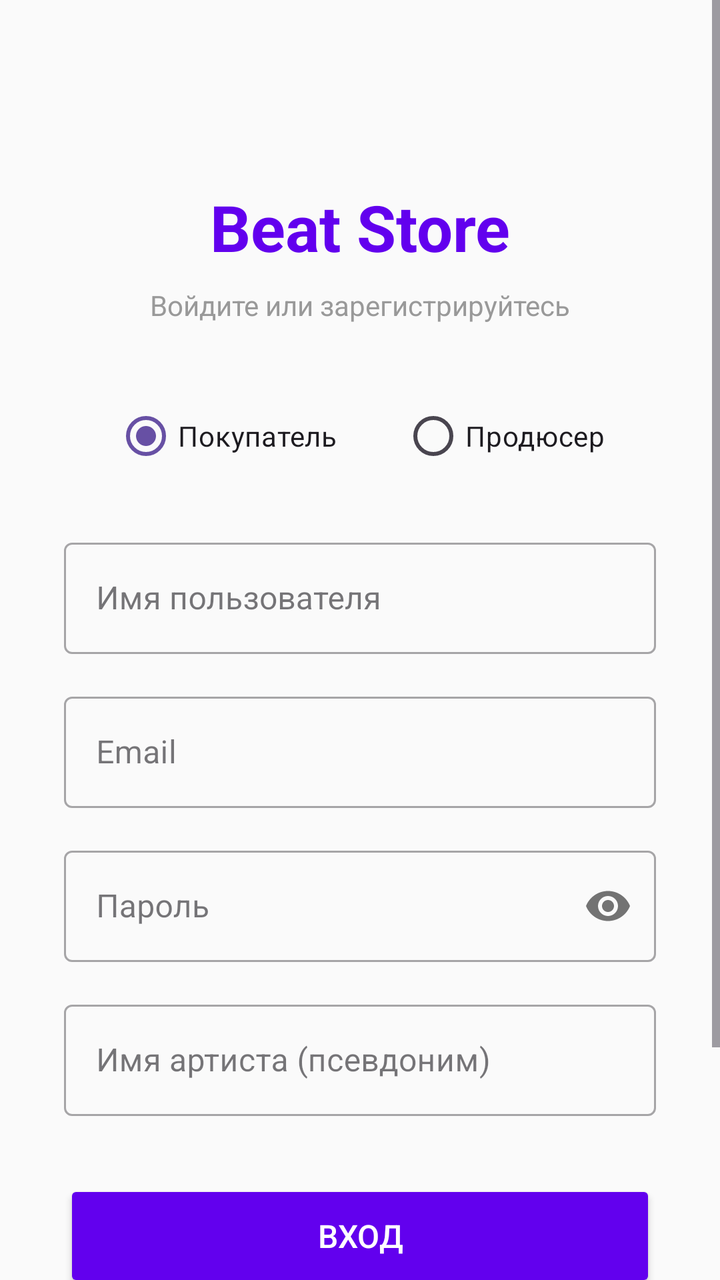
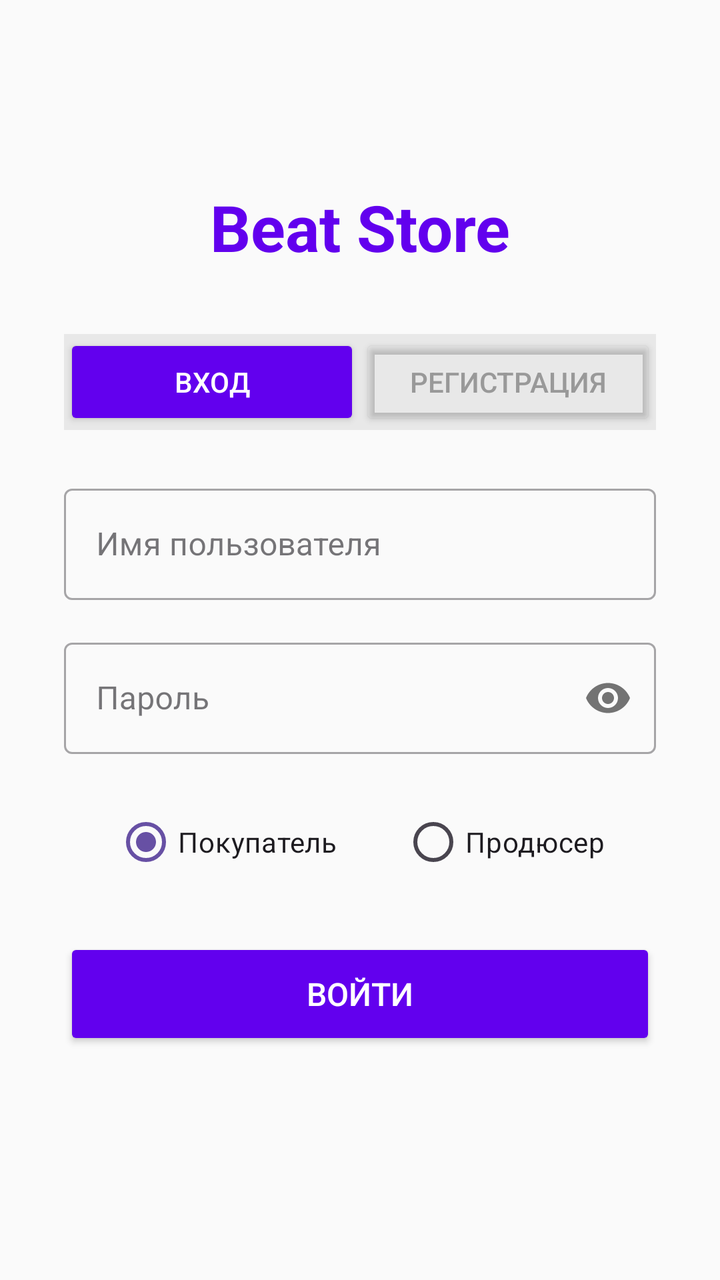

Before-and-after screenshots of an Android layout around one commit, followed by the original layout XML and the change that was made.
<!-- AndroidManifest.xml: activity theme Theme.Beatstore -->
<!-- res/layout/activity_login.xml -->
<?xml version="1.0" encoding="utf-8"?>
<ScrollView xmlns:android="http://schemas.android.com/apk/res/android"
    xmlns:app="http://schemas.android.com/apk/res-auto"
    android:layout_width="match_parent"
    android:layout_height="match_parent"
    android:fillViewport="true"
    android:background="#FAFAFA">

    <androidx.constraintlayout.widget.ConstraintLayout
        android:layout_width="match_parent"
        android:layout_height="wrap_content"
        android:padding="32dp">

        
        <TextView
            android:id="@+id/tvLoginTitle"
            android:layout_width="wrap_content"
            android:layout_height="wrap_content"
            android:text="Beat Store"
            android:textSize="32sp"
            android:textStyle="bold"
            android:textColor="#FF6200EE"
            app:layout_constraintEnd_toEndOf="parent"
            app:layout_constraintStart_toStartOf="parent"
            app:layout_constraintTop_toTopOf="parent"
            android:layout_marginTop="60dp" />

        <TextView
            android:id="@+id/tvLoginSubtitle"
            android:layout_width="wrap_content"
            android:layout_height="wrap_content"
            android:text="Войдите или зарегистрируйтесь"
            android:textSize="14sp"
            android:textColor="#999999"
            android:layout_marginTop="8dp"
            app:layout_constraintEnd_toEndOf="parent"
            app:layout_constraintStart_toStartOf="parent"
            app:layout_constraintTop_toBottomOf="@id/tvLoginTitle" />

        
        <RadioGroup
            android:id="@+id/rgRole"
            android:layout_width="0dp"
            android:layout_height="wrap_content"
            android:orientation="horizontal"
            android:layout_marginTop="32dp"
            android:gravity="center"
            app:layout_constraintEnd_toEndOf="parent"
            app:layout_constraintStart_toStartOf="parent"
            app:layout_constraintTop_toBottomOf="@id/tvLoginSubtitle">

            <RadioButton
                android:id="@+id/rbCustomer"
                android:layout_width="wrap_content"
                android:layout_height="wrap_content"
                android:text="Покупатель"
                android:checked="true"
                android:layout_marginEnd="32dp" />

            <RadioButton
                android:id="@+id/rbProducer"
                android:layout_width="wrap_content"
                android:layout_height="wrap_content"
                android:text="Продюсер" />
        </RadioGroup>

        
        <com.google.android.material.textfield.TextInputLayout
            android:id="@+id/tilUsername"
            android:layout_width="0dp"
            android:layout_height="wrap_content"
            android:layout_marginTop="24dp"
            android:hint="Имя пользователя"
            app:layout_constraintEnd_toEndOf="parent"
            app:layout_constraintStart_toStartOf="parent"
            app:layout_constraintTop_toBottomOf="@id/rgRole"
            style="@style/Widget.MaterialComponents.TextInputLayout.OutlinedBox">

            <com.google.android.material.textfield.TextInputEditText
                android:id="@+id/etUsername"
                android:layout_width="match_parent"
                android:layout_height="wrap_content"
                android:inputType="text"
                android:maxLines="1" />
        </com.google.android.material.textfield.TextInputLayout>

        <com.google.android.material.textfield.TextInputLayout
            android:id="@+id/tilEmail"
            android:layout_width="0dp"
            android:layout_height="wrap_content"
            android:layout_marginTop="16dp"
            android:hint="Email"
            app:layout_constraintEnd_toEndOf="parent"
            app:layout_constraintStart_toStartOf="parent"
            app:layout_constraintTop_toBottomOf="@id/tilUsername"
            style="@style/Widget.MaterialComponents.TextInputLayout.OutlinedBox">

            <com.google.android.material.textfield.TextInputEditText
                android:id="@+id/etEmail"
                android:layout_width="match_parent"
                android:layout_height="wrap_content"
                android:inputType="textEmailAddress"
                android:maxLines="1" />
        </com.google.android.material.textfield.TextInputLayout>

        <com.google.android.material.textfield.TextInputLayout
            android:id="@+id/tilPassword"
            android:layout_width="0dp"
            android:layout_height="wrap_content"
            android:layout_marginTop="16dp"
            android:hint="Пароль"
            app:passwordToggleEnabled="true"
            app:layout_constraintEnd_toEndOf="parent"
            app:layout_constraintStart_toStartOf="parent"
            app:layout_constraintTop_toBottomOf="@id/tilEmail"
            style="@style/Widget.MaterialComponents.TextInputLayout.OutlinedBox">

            <com.google.android.material.textfield.TextInputEditText
                android:id="@+id/etPassword"
                android:layout_width="match_parent"
                android:layout_height="wrap_content"
                android:inputType="textPassword"
                android:maxLines="1" />
        </com.google.android.material.textfield.TextInputLayout>

        
        <com.google.android.material.textfield.TextInputLayout
            android:id="@+id/tilArtistName"
            android:layout_width="0dp"
            android:layout_height="wrap_content"
            android:layout_marginTop="16dp"
            android:hint="Имя артиста (псевдоним)"
            android:visibility="visible"
            app:layout_constraintEnd_toEndOf="parent"
            app:layout_constraintStart_toStartOf="parent"
            app:layout_constraintTop_toBottomOf="@id/tilPassword"
            style="@style/Widget.MaterialComponents.TextInputLayout.OutlinedBox">

            <com.google.android.material.textfield.TextInputEditText
                android:id="@+id/etArtistName"
                android:layout_width="match_parent"
                android:layout_height="wrap_content"
                android:inputType="text"
                android:maxLines="1" />
        </com.google.android.material.textfield.TextInputLayout>

        
        <Button
            android:id="@+id/btnLogin"
            android:layout_width="0dp"
            android:layout_height="56dp"
            android:text="Вход"
            android:textSize="16sp"
            android:textColor="#FFFFFF"
            android:backgroundTint="#FF6200EE"
            android:layout_marginTop="32dp"
            app:cornerRadius="12dp"
            app:layout_constraintEnd_toEndOf="parent"
            app:layout_constraintStart_toStartOf="parent"
            app:layout_constraintTop_toBottomOf="@id/tilArtistName" />

        <Button
            android:id="@+id/btnRegister"
            android:layout_width="0dp"
            android:layout_height="56dp"
            android:text="Регистрация"
            android:textSize="16sp"
            android:textColor="#FF6200EE"
            android:backgroundTint="#FFFFFF"
            app:strokeColor="#FF6200EE"
            app:strokeWidth="2dp"
            app:cornerRadius="12dp"
            android:layout_marginTop="16dp"
            android:layout_marginBottom="32dp"
            app:layout_constraintEnd_toEndOf="parent"
            app:layout_constraintStart_toStartOf="parent"
            app:layout_constraintTop_toBottomOf="@id/btnLogin"
            app:layout_constraintBottom_toBottomOf="parent" />

    </androidx.constraintlayout.widget.ConstraintLayout>
</ScrollView>
<!-- resources referenced by this layout -->
<resources>
  <style name="Theme.Beatstore" parent="Base.Theme.Beatstore" />
  <style name="Base.Theme.Beatstore" parent="Theme.Material3.DayNight.NoActionBar">
          
          
      </style>
</resources>

<!-- the commit's change to res/layout/activity_login.xml (unified diff, before → after) -->
@@ -25,157 +25,234 @@
             app:layout_constraintTop_toTopOf="parent"
             android:layout_marginTop="60dp" />
 
-        <TextView
-            android:id="@+id/tvLoginSubtitle"
-            android:layout_width="wrap_content"
-            android:layout_height="wrap_content"
-            android:text="Войдите или зарегистрируйтесь"
-            android:textSize="14sp"
-            android:textColor="#999999"
-            android:layout_marginTop="8dp"
-            app:layout_constraintEnd_toEndOf="parent"
-            app:layout_constraintStart_toStartOf="parent"
-            app:layout_constraintTop_toBottomOf="@id/tvLoginTitle" />
-
-        
-        <RadioGroup
-            android:id="@+id/rgRole"
+        
+        <LinearLayout
+            android:id="@+id/layoutTabs"
+            android:layout_width="0dp"
+            android:layout_height="48dp"
+            android:layout_marginTop="32dp"
+            android:background="#E8E8E8"
+            app:cornerRadius="12dp"
+            app:layout_constraintEnd_toEndOf="parent"
+            app:layout_constraintStart_toStartOf="parent"
+            app:layout_constraintTop_toBottomOf="@id/tvLoginTitle">
+
+            <Button
+                android:id="@+id/btnTabLogin"
+                android:layout_width="0dp"
+                android:layout_height="match_parent"
+                android:layout_weight="1"
+                android:text="Вход"
+                android:textSize="14sp"
+                android:textColor="#FFFFFF"
+                android:backgroundTint="#FF6200EE"
+                app:cornerRadius="12dp" />
+
+            <Button
+                android:id="@+id/btnTabRegister"
+                android:layout_width="0dp"
+                android:layout_height="match_parent"
+                android:layout_weight="1"
+                android:text="Регистрация"
+                android:textSize="14sp"
+                android:textColor="#999999"
+                android:backgroundTint="@android:color/transparent" />
+        </LinearLayout>
+
+        
+        <LinearLayout
+            android:id="@+id/layoutLogin"
             android:layout_width="0dp"
             android:layout_height="wrap_content"
-            android:orientation="horizontal"
-            android:layout_marginTop="32dp"
-            android:gravity="center"
-            app:layout_constraintEnd_toEndOf="parent"
-            app:layout_constraintStart_toStartOf="parent"
-            app:layout_constraintTop_toBottomOf="@id/tvLoginSubtitle">
-
-            <RadioButton
-                android:id="@+id/rbCustomer"
-                android:layout_width="wrap_content"
-                android:layout_height="wrap_content"
-                android:text="Покупатель"
-                android:checked="true"
-                android:layout_marginEnd="32dp" />
-
-            <RadioButton
-                android:id="@+id/rbProducer"
-                android:layout_width="wrap_content"
-                android:layout_height="wrap_content"
-                android:text="Продюсер" />
-        </RadioGroup>
-
-        
-        <com.google.android.material.textfield.TextInputLayout
-            android:id="@+id/tilUsername"
+            android:orientation="vertical"
+            android:visibility="visible"
+            app:layout_constraintEnd_toEndOf="parent"
+            app:layout_constraintStart_toStartOf="parent"
+            app:layout_constraintTop_toBottomOf="@id/layoutTabs">
+
+            <com.google.android.material.textfield.TextInputLayout
+                android:id="@+id/tilLoginUsername"
+                android:layout_width="match_parent"
+                android:layout_height="wrap_content"
+                android:layout_marginTop="24dp"
+                android:hint="Имя пользователя"
+                style="@style/Widget.MaterialComponents.TextInputLayout.OutlinedBox">
+
+                <com.google.android.material.textfield.TextInputEditText
+                    android:id="@+id/etLoginUsername"
+                    android:layout_width="match_parent"
+                    android:layout_height="wrap_content"
+                    android:inputType="text"
+                    android:maxLines="1" />
+            </com.google.android.material.textfield.TextInputLayout>
+
+            <com.google.android.material.textfield.TextInputLayout
+                android:id="@+id/tilLoginPassword"
+                android:layout_width="match_parent"
+                android:layout_height="wrap_content"
+                android:layout_marginTop="16dp"
+                android:hint="Пароль"
+                app:passwordToggleEnabled="true"
+                style="@style/Widget.MaterialComponents.TextInputLayout.OutlinedBox">
+
+                <com.google.android.material.textfield.TextInputEditText
+                    android:id="@+id/etLoginPassword"
+                    android:layout_width="match_parent"
+                    android:layout_height="wrap_content"
+                    android:inputType="textPassword"
+                    android:maxLines="1" />
+            </com.google.android.material.textfield.TextInputLayout>
+
+            
+            <RadioGroup
+                android:id="@+id/rgRoleLogin"
+                android:layout_width="match_parent"
+                android:layout_height="wrap_content"
+                android:orientation="horizontal"
+                android:layout_marginTop="20dp"
+                android:gravity="center">
+
+                <RadioButton
+                    android:id="@+id/rbCustomerLogin"
+                    android:layout_width="wrap_content"
+                    android:layout_height="wrap_content"
+                    android:text="Покупатель"
+                    android:checked="true"
+                    android:layout_marginEnd="32dp" />
+
+                <RadioButton
+                    android:id="@+id/rbProducerLogin"
+                    android:layout_width="wrap_content"
+                    android:layout_height="wrap_content"
+                    android:text="Продюсер" />
+            </RadioGroup>
+
+            <Button
+                android:id="@+id/btnLogin"
+                android:layout_width="match_parent"
+                android:layout_height="56dp"
+                android:text="Войти"
+                android:textSize="16sp"
+                android:textColor="#FFFFFF"
+                android:backgroundTint="#FF6200EE"
+                android:layout_marginTop="24dp"
+                app:cornerRadius="12dp" />
+        </LinearLayout>
+
+        
+        <LinearLayout
+            android:id="@+id/layoutRegister"
             android:layout_width="0dp"
             android:layout_height="wrap_content"
-            android:layout_marginTop="24dp"
-            android:hint="Имя пользователя"
-            app:layout_constraintEnd_toEndOf="parent"
-            app:layout_constraintStart_toStartOf="parent"
-            app:layout_constraintTop_toBottomOf="@id/rgRole"
-            style="@style/Widget.MaterialComponents.TextInputLayout.OutlinedBox">
-
-            <com.google.android.material.textfield.TextInputEditText
-                android:id="@+id/etUsername"
-                android:layout_width="match_parent"
-                android:layout_height="wrap_content"
-                android:inputType="text"
-                android:maxLines="1" />
-        </com.google.android.material.textfield.TextInputLayout>
-
-        <com.google.android.material.textfield.TextInputLayout
-            android:id="@+id/tilEmail"
-            android:layout_width="0dp"
-            android:layout_height="wrap_content"
-            android:layout_marginTop="16dp"
-            android:hint="Email"
-            app:layout_constraintEnd_toEndOf="parent"
-            app:layout_constraintStart_toStartOf="parent"
-            app:layout_constraintTop_toBottomOf="@id/tilUsername"
-            style="@style/Widget.MaterialComponents.TextInputLayout.OutlinedBox">
-
-            <com.google.android.material.textfield.TextInputEditText
-                android:id="@+id/etEmail"
-                android:layout_width="match_parent"
-                android:layout_height="wrap_content"
-                android:inputType="textEmailAddress"
-                android:maxLines="1" />
-        </com.google.android.material.textfield.TextInputLayout>
-
-        <com.google.android.material.textfield.TextInputLayout
-            android:id="@+id/tilPassword"
-            android:layout_width="0dp"
-            android:layout_height="wrap_content"
-            android:layout_marginTop="16dp"
-            android:hint="Пароль"
-            app:passwordToggleEnabled="true"
-            app:layout_constraintEnd_toEndOf="parent"
-            app:layout_constraintStart_toStartOf="parent"
-            app:layout_constraintTop_toBottomOf="@id/tilEmail"
-            style="@style/Widget.MaterialComponents.TextInputLayout.OutlinedBox">
-
-            <com.google.android.material.textfield.TextInputEditText
-                android:id="@+id/etPassword"
-                android:layout_width="match_parent"
-                android:layout_height="wrap_content"
-                android:inputType="textPassword"
-                android:maxLines="1" />
-        </com.google.android.material.textfield.TextInputLayout>
-
-        
-        <com.google.android.material.textfield.TextInputLayout
-            android:id="@+id/tilArtistName"
-            android:layout_width="0dp"
-            android:layout_height="wrap_content"
-            android:layout_marginTop="16dp"
-            android:hint="Имя артиста (псевдоним)"
-            android:visibility="visible"
-            app:layout_constraintEnd_toEndOf="parent"
-            app:layout_constraintStart_toStartOf="parent"
-            app:layout_constraintTop_toBottomOf="@id/tilPassword"
-            style="@style/Widget.MaterialComponents.TextInputLayout.OutlinedBox">
-
-            <com.google.android.material.textfield.TextInputEditText
-                android:id="@+id/etArtistName"
-                android:layout_width="match_parent"
-                android:layout_height="wrap_content"
-                android:inputType="text"
-                android:maxLines="1" />
-        </com.google.android.material.textfield.TextInputLayout>
-
-        
-        <Button
-            android:id="@+id/btnLogin"
-            android:layout_width="0dp"
-            android:layout_height="56dp"
-            android:text="Вход"
-            android:textSize="16sp"
-            android:textColor="#FFFFFF"
-            android:backgroundTint="#FF6200EE"
-            android:layout_marginTop="32dp"
-            app:cornerRadius="12dp"
-            app:layout_constraintEnd_toEndOf="parent"
-            app:layout_constraintStart_toStartOf="parent"
-            app:layout_constraintTop_toBottomOf="@id/tilArtistName" />
-
-        <Button
-            android:id="@+id/btnRegister"
-            android:layout_width="0dp"
-            android:layout_height="56dp"
-            android:text="Регистрация"
-            android:textSize="16sp"
-            android:textColor="#FF6200EE"
-            android:backgroundTint="#FFFFFF"
-            app:strokeColor="#FF6200EE"
-            app:strokeWidth="2dp"
-            app:cornerRadius="12dp"
-            android:layout_marginTop="16dp"
-            android:layout_marginBottom="32dp"
-            app:layout_constraintEnd_toEndOf="parent"
-            app:layout_constraintStart_toStartOf="parent"
-            app:layout_constraintTop_toBottomOf="@id/btnLogin"
-            app:layout_constraintBottom_toBottomOf="parent" />
+            android:orientation="vertical"
+            android:visibility="gone"
+            app:layout_constraintEnd_toEndOf="parent"
+            app:layout_constraintStart_toStartOf="parent"
+            app:layout_constraintTop_toBottomOf="@id/layoutTabs">
+
+            <com.google.android.material.textfield.TextInputLayout
+                android:id="@+id/tilRegUsername"
+                android:layout_width="match_parent"
+                android:layout_height="wrap_content"
+                android:layout_marginTop="24dp"
+                android:hint="Имя пользователя"
+                style="@style/Widget.MaterialComponents.TextInputLayout.OutlinedBox">
+
+                <com.google.android.material.textfield.TextInputEditText
+                    android:id="@+id/etRegUsername"
+                    android:layout_width="match_parent"
+                    android:layout_height="wrap_content"
+                    android:inputType="text"
+                    android:maxLines="1" />
+            </com.google.android.material.textfield.TextInputLayout>
+
+            <com.google.android.material.textfield.TextInputLayout
+                android:id="@+id/tilRegEmail"
+                android:layout_width="match_parent"
+                android:layout_height="wrap_content"
+                android:layout_marginTop="16dp"
+                android:hint="Email"
+                style="@style/Widget.MaterialComponents.TextInputLayout.OutlinedBox">
+
+                <com.google.android.material.textfield.TextInputEditText
+                    android:id="@+id/etRegEmail"
+                    android:layout_width="match_parent"
+                    android:layout_height="wrap_content"
+                    android:inputType="textEmailAddress"
+                    android:maxLines="1" />
+            </com.google.android.material.textfield.TextInputLayout>
+
+            <com.google.android.material.textfield.TextInputLayout
+                android:id="@+id/tilRegPassword"
+                android:layout_width="match_parent"
+                android:layout_height="wrap_content"
+                android:layout_marginTop="16dp"
+                android:hint="Пароль"
+                app:passwordToggleEnabled="true"
+                style="@style/Widget.MaterialComponents.TextInputLayout.OutlinedBox">
+
+                <com.google.android.material.textfield.TextInputEditText
+                    android:id="@+id/etRegPassword"
+                    android:layout_width="match_parent"
+                    android:layout_height="wrap_content"
+                    android:inputType="textPassword"
+                    android:maxLines="1" />
+            </com.google.android.material.textfield.TextInputLayout>
+
+            
+            <RadioGroup
+                android:id="@+id/rgRoleReg"
+                android:layout_width="match_parent"
+                android:layout_height="wrap_content"
+                android:orientation="horizontal"
+                android:layout_marginTop="20dp"
+                android:gravity="center">
+
+                <RadioButton
+                    android:id="@+id/rbCustomerReg"
+                    android:layout_width="wrap_content"
+                    android:layout_height="wrap_content"
+                    android:text="Покупатель"
+                    android:checked="true"
+                    android:layout_marginEnd="32dp" />
+
+                <RadioButton
+                    android:id="@+id/rbProducerReg"
+                    android:layout_width="wrap_content"
+                    android:layout_height="wrap_content"
+                    android:text="Продюсер" />
+            </RadioGroup>
+
+            
+            <com.google.android.material.textfield.TextInputLayout
+                android:id="@+id/tilRegArtistName"
+                android:layout_width="match_parent"
+                android:layout_height="wrap_content"
+                android:layout_marginTop="16dp"
+                android:hint="Имя артиста (псевдоним)"
+                android:visibility="visible"
+                style="@style/Widget.MaterialComponents.TextInputLayout.OutlinedBox">
+
+                <com.google.android.material.textfield.TextInputEditText
+                    android:id="@+id/etRegArtistName"
+                    android:layout_width="match_parent"
+                    android:layout_height="wrap_content"
+                    android:inputType="text"
+                    android:maxLines="1" />
+            </com.google.android.material.textfield.TextInputLayout>
+
+            <Button
+                android:id="@+id/btnRegister"
+                android:layout_width="match_parent"
+                android:layout_height="56dp"
+                android:text="Зарегистрироваться"
+                android:textSize="16sp"
+                android:textColor="#FFFFFF"
+                android:backgroundTint="#FF6200EE"
+                android:layout_marginTop="24dp"
+                android:layout_marginBottom="32dp"
+                app:cornerRadius="12dp" />
+        </LinearLayout>
 
     </androidx.constraintlayout.widget.ConstraintLayout>
 </ScrollView>
